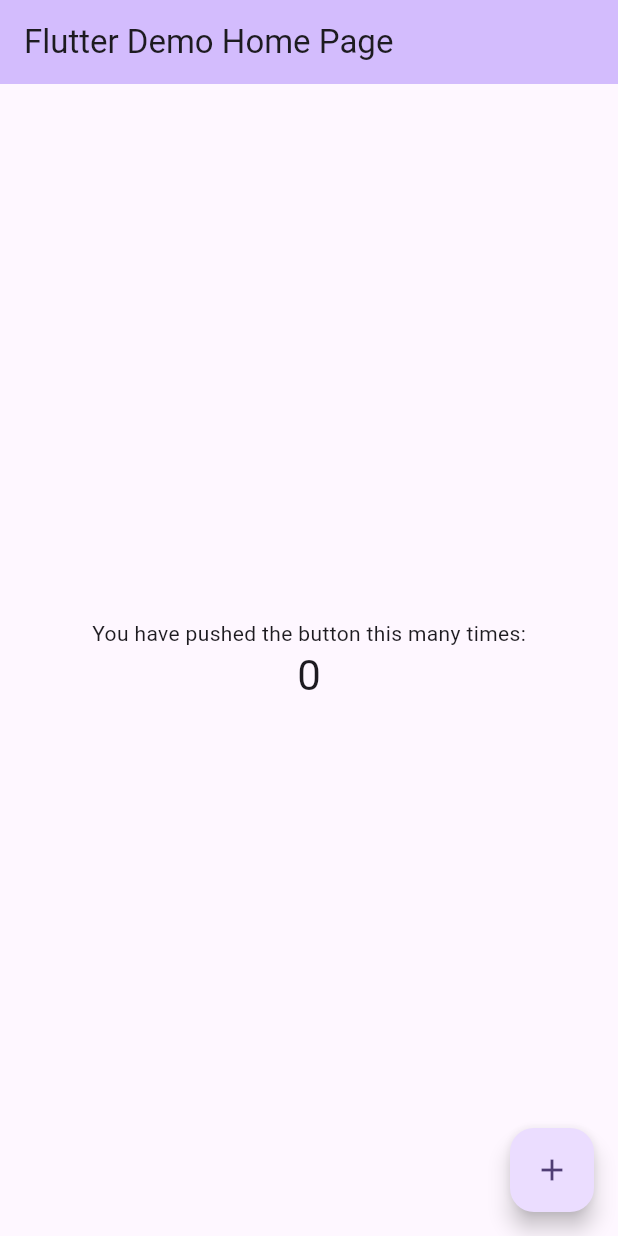
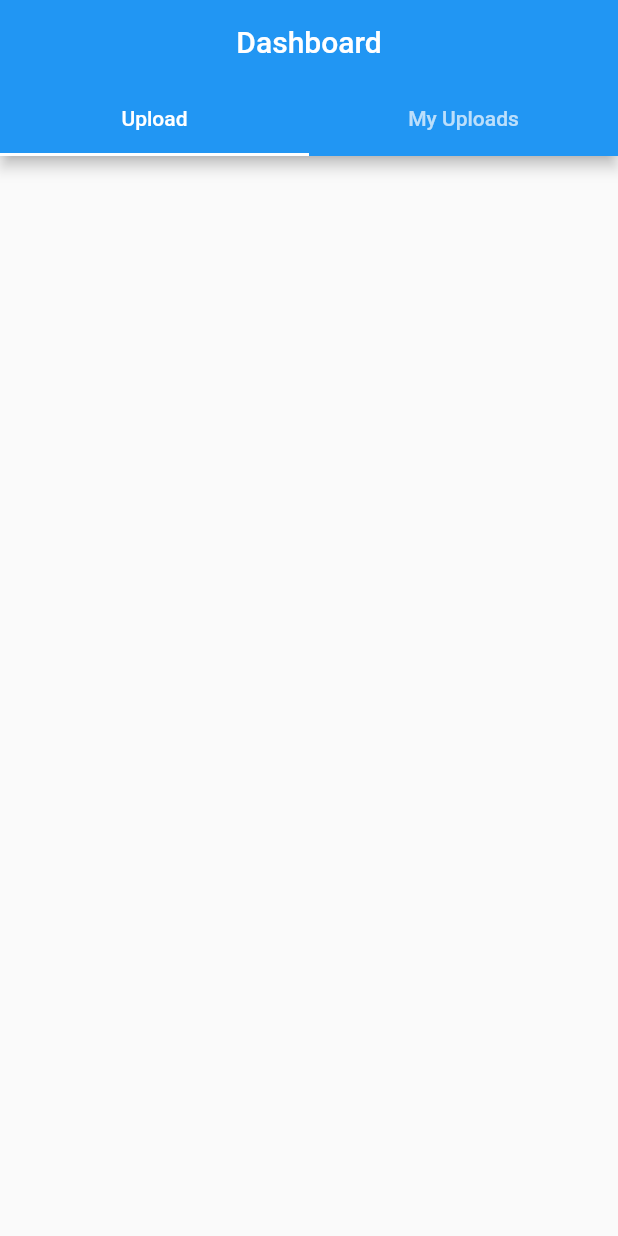
Before and after one commit to Coffee58511867/flutter_image_upload, a Flutter app: the screen it shows after launch, on a phone screen of 412 x 824 dp. Run offline on Flutter 3.47's test engine with Material 2 defaults, Android fonts, the phone set to English and light mode, and no system bars.

Commit message:
Created pages

```diff
--- a/lib/main.dart
+++ b/lib/main.dart
@@ -1,125 +1,21 @@
 import 'package:flutter/material.dart';
+import 'package:image_upload/pages/home.dart';
 
-void main() {
+void main() async {
+  WidgetsFlutterBinding.ensureInitialized();
   runApp(const MyApp());
 }
 
 class MyApp extends StatelessWidget {
   const MyApp({super.key});
 
-  // This widget is the root of your application.
   @override
   Widget build(BuildContext context) {
     return MaterialApp(
-      title: 'Flutter Demo',
-      theme: ThemeData(
-        // This is the theme of your application.
-        //
-        // TRY THIS: Try running your application with "flutter run". You'll see
-        // the application has a blue toolbar. Then, without quitting the app,
-        // try changing the seedColor in the colorScheme below to Colors.green
-        // and then invoke "hot reload" (save your changes or press the "hot
-        // reload" button in a Flutter-supported IDE, or press "r" if you used
-        // the command line to start the app).
-        //
-        // Notice that the counter didn't reset back to zero; the application
-        // state is not lost during the reload. To reset the state, use hot
-        // restart instead.
-        //
-        // This works for code too, not just values: Most code changes can be
-        // tested with just a hot reload.
-        colorScheme: ColorScheme.fromSeed(seedColor: Colors.deepPurple),
-        useMaterial3: true,
-      ),
-      home: const MyHomePage(title: 'Flutter Demo Home Page'),
+      initialRoute: '/',
+      routes: {
+        '/': (context) => const TabPage(),
+      },
     );
   }
 }
-
-class MyHomePage extends StatefulWidget {
-  const MyHomePage({super.key, required this.title});
-
-  // This widget is the home page of your application. It is stateful, meaning
-  // that it has a State object (defined below) that contains fields that affect
-  // how it looks.
-
-  // This class is the configuration for the state. It holds the values (in this
-  // case the title) provided by the parent (in this case the App widget) and
-  // used by the build method of the State. Fields in a Widget subclass are
-  // always marked "final".
-
-  final String title;
-
-  @override
-  State<MyHomePage> createState() => _MyHomePageState();
-}
-
-class _MyHomePageState extends State<MyHomePage> {
-  int _counter = 0;
-
-  void _incrementCounter() {
-    setState(() {
-      // This call to setState tells the Flutter framework that something has
-      // changed in this State, which causes it to rerun the build method below
-      // so that the display can reflect the updated values. If we changed
-      // _counter without calling setState(), then the build method would not be
-      // called again, and so nothing would appear to happen.
-      _counter++;
-    });
-  }
-
-  @override
-  Widget build(BuildContext context) {
-    // This method is rerun every time setState is called, for instance as done
-    // by the _incrementCounter method above.
-    //
-    // The Flutter framework has been optimized to make rerunning build methods
-    // fast, so that you can just rebuild anything that needs updating rather
-    // than having to individually change instances of widgets.
-    return Scaffold(
-      appBar: AppBar(
-        // TRY THIS: Try changing the color here to a specific color (to
-        // Colors.amber, perhaps?) and trigger a hot reload to see the AppBar
-        // change color while the other colors stay the same.
-        backgroundColor: Theme.of(context).colorScheme.inversePrimary,
-        // Here we take the value from the MyHomePage object that was created by
-        // the App.build method, and use it to set our appbar title.
-        title: Text(widget.title),
-      ),
-      body: Center(
-        // Center is a layout widget. It takes a single child and positions it
-        // in the middle of the parent.
-        child: Column(
-          // Column is also a layout widget. It takes a list of children and
-          // arranges them vertically. By default, it sizes itself to fit its
-          // children horizontally, and tries to be as tall as its parent.
-          //
-          // Column has various properties to control how it sizes itself and
-          // how it positions its children. Here we use mainAxisAlignment to
-          // center the children vertically; the main axis here is the vertical
-          // axis because Columns are vertical (the cross axis would be
-          // horizontal).
-          //
-          // TRY THIS: Invoke "debug painting" (choose the "Toggle Debug Paint"
-          // action in the IDE, or press "p" in the console), to see the
-          // wireframe for each widget.
-          mainAxisAlignment: MainAxisAlignment.center,
-          children: <Widget>[
-            const Text(
-              'You have pushed the button this many times:',
-            ),
-            Text(
-              '$_counter',
-              style: Theme.of(context).textTheme.headlineMedium,
-            ),
-          ],
-        ),
-      ),
-      floatingActionButton: FloatingActionButton(
-        onPressed: _incrementCounter,
-        tooltip: 'Increment',
-        child: const Icon(Icons.add),
-      ), // This trailing comma makes auto-formatting nicer for build methods.
-    );
-  }
-}
--- /dev/null
+++ b/lib/pages/home.dart
@@ -0,0 +1,30 @@
+import 'package:flutter/material.dart';
+import 'package:image_upload/pages/upload_image.dart';
+import 'package:image_upload/pages/view_uploads.dart';
+
+class TabPage extends StatefulWidget {
+  const TabPage({super.key});
+
+  @override
+  State<TabPage> createState() => _TabPageState();
+}
+
+class _TabPageState extends State<TabPage> {
+  @override
+  Widget build(BuildContext context) => DefaultTabController(
+        length: 2,
+        child: Scaffold(
+          appBar: AppBar(
+            title: const Text("Dashboard"),
+            centerTitle: true,
+            bottom: const TabBar(tabs: [
+              Tab(text: "Upload"),
+              Tab(text: "My Uploads"),
+            ]),
+          ),
+          body: const TabBarView(
+            children: [UploadImagePage(), UploadsPage()],
+          ),
+        ),
+      );
+}
--- /dev/null
+++ b/lib/pages/upload_image.dart
@@ -0,0 +1,15 @@
+import 'package:flutter/material.dart';
+
+class UploadImagePage extends StatefulWidget {
+  const UploadImagePage({super.key});
+
+  @override
+  State<UploadImagePage> createState() => _UploadImagePageState();
+}
+
+class _UploadImagePageState extends State<UploadImagePage> {
+  @override
+  Widget build(BuildContext context) {
+    return Container();
+  }
+}
--- /dev/null
+++ b/lib/pages/view_uploads.dart
@@ -0,0 +1,15 @@
+import 'package:flutter/material.dart';
+
+class UploadsPage extends StatefulWidget {
+  const UploadsPage({super.key});
+
+  @override
+  State<UploadsPage> createState() => _UploadsPageState();
+}
+
+class _UploadsPageState extends State<UploadsPage> {
+  @override
+  Widget build(BuildContext context) {
+    return Container();
+  }
+}
```
